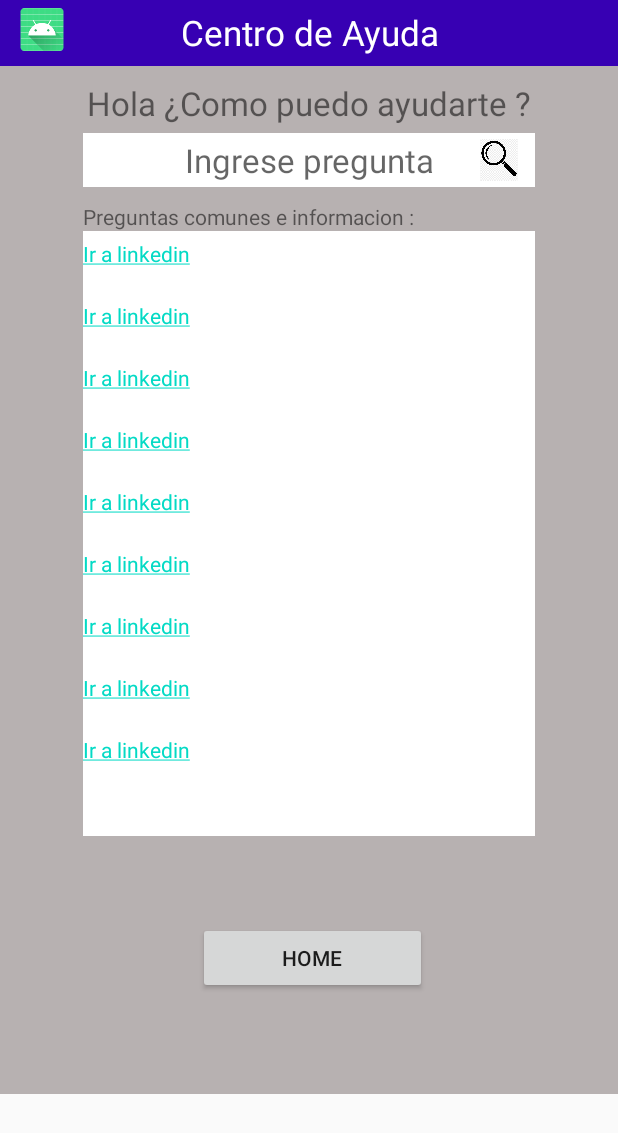
After one commit to equipo2ua/Reciclador, an Android app: the Centro_de_Ayuda screen opened directly, with no data from a screen before it, on a phone screen of 412 x 824 dp. The commit adds this screen. Shown: the top 1133 px of the screen. Run offline under Robolectric (Android 15) with nearby library versions, the phone set to English and light mode, and no system bars.

Commit message:
add activiti
Se agrego al proyecto dos nuevos activitis, el Centro de Ayuda y el perfil del recolector, ademas se agrego el campo del rut en el activiti de registrar Reciclador.

```diff
--- a/app/src/main/AndroidManifest.xml
+++ b/app/src/main/AndroidManifest.xml
@@ -9,7 +9,9 @@
         android:roundIcon="@mipmap/ic_launcher_round"
         android:supportsRtl="true"
         android:theme="@style/AppTheme">
-        <activity android:name=".VisualizarPerfil"></activity>
+        <activity android:name=".Centro_de_Ayuda"></activity>
+        <activity android:name=".Visualizar_Perfil_Recolector" />
+        <activity android:name=".VisualizarPerfil" />
         <activity android:name=".CrearSolicitudRecoleccion" />
         <activity android:name=".NewPassword" />
         <activity android:name=".RecoverAccount" />
--- /dev/null
+++ b/app/src/main/java/com/example/reciclador/Centro_de_Ayuda.java
@@ -0,0 +1,14 @@
+package com.example.reciclador;
+
+import androidx.appcompat.app.AppCompatActivity;
+
+import android.os.Bundle;
+
+public class Centro_de_Ayuda extends AppCompatActivity {
+
+    @Override
+    protected void onCreate(Bundle savedInstanceState) {
+        super.onCreate(savedInstanceState);
+        setContentView(R.layout.activity_centro_de__ayuda);
+    }
+}
--- a/app/src/main/java/com/example/reciclador/MainActivity.java
+++ b/app/src/main/java/com/example/reciclador/MainActivity.java
@@ -11,7 +11,7 @@ public class MainActivity extends AppCompatActivity {
     @Override
     protected void onCreate(Bundle savedInstanceState) {
         super.onCreate(savedInstanceState);
-        setContentView(R.layout.activity_registro_usuario);
+        setContentView(R.layout.activity_main);
     }
     public void onclicInisioSesion(View view){
         Intent siguiente = new Intent(this, InicioSesion.class);
--- /dev/null
+++ b/app/src/main/res/layout/activity_centro_de__ayuda.xml
@@ -0,0 +1,230 @@
+<?xml version="1.0" encoding="utf-8"?>
+<androidx.constraintlayout.widget.ConstraintLayout xmlns:android="http://schemas.android.com/apk/res/android"
+    xmlns:app="http://schemas.android.com/apk/res-auto"
+    xmlns:tools="http://schemas.android.com/tools"
+    android:layout_width="match_parent"
+    android:layout_height="match_parent"
+    tools:context=".RegistroUsuario">
+
+    <RelativeLayout
+        android:layout_width="match_parent"
+        android:layout_height="wrap_content"
+        app:layout_constraintEnd_toEndOf="parent"
+        tools:ignore="MissingConstraints"
+        android:id="@+id/RL1">
+
+        <RelativeLayout
+            android:id="@+id/RL2"
+            android:layout_width="match_parent"
+            android:layout_height="44dp">
+
+            <TextView
+                android:id="@+id/TV1"
+                android:layout_width="match_parent"
+                android:layout_height="wrap_content"
+                android:height="45dp"
+                android:background="@color/colorPrimaryDark"
+                android:gravity="center_vertical|center_horizontal"
+                android:text="@string/CentroAyuda"
+                android:textColor="@color/colorBlanco"
+                android:textSize="23sp" />
+
+            <ImageView
+                android:layout_width="40dp"
+                android:layout_height="35dp"
+                android:layout_alignLeft="@id/TV1"
+                android:layout_alignParentStart="true"
+                android:layout_alignParentTop="true"
+                android:layout_alignParentEnd="true"
+                android:layout_alignParentBottom="true"
+                android:layout_marginStart="0dp"
+                android:layout_marginLeft="15dp"
+                android:layout_marginTop="5dp"
+                android:layout_marginEnd="356dp"
+                android:layout_marginBottom="10dp"
+                android:contentDescription="@string/Icono"
+                android:src="@mipmap/ic_launcher" />
+        </RelativeLayout>
+
+        <ScrollView
+            android:id="@+id/SV1"
+            android:layout_width="match_parent"
+            android:layout_height="match_parent"
+            android:orientation="vertical"
+            android:layout_below="@+id/RL2"
+            app:layout_constraintTop_toTopOf="parent">
+
+            <RelativeLayout
+                android:layout_width="match_parent"
+                android:layout_height="685dp"
+                android:id="@+id/RL3"
+                android:paddingBottom="10dp"
+                android:background="@color/PlomoClaro">
+                <TextView
+                    android:id="@+id/TV2"
+                    android:layout_width="wrap_content"
+                    android:layout_height="wrap_content"
+                    android:textSize="22sp"
+                    android:layout_centerHorizontal="true"
+                    android:paddingTop="10dp"
+                    android:paddingBottom="5dp"
+                    android:text="@string/TitleCentroAyuda">
+                </TextView>
+
+                <RelativeLayout
+                    android:id="@+id/rl4"
+                    android:paddingRight="55sp"
+                    android:paddingLeft="55dp"
+                    android:layout_width="match_parent"
+                    android:layout_height="match_parent"
+                    android:layout_below="@+id/TV2">
+
+                    <EditText
+                        android:id="@+id/et1"
+                        android:layout_width="match_parent"
+                        android:layout_height="match_parent"
+                        android:autofillHints=""
+                        android:background="@drawable/efect_et2"
+                        android:backgroundTint="@color/colorBlanco"
+                        android:gravity="center_horizontal"
+                        android:hint="@string/txtayuda"
+                        android:inputType="text"
+                        android:padding="3dp"
+                        android:textColor="@color/colorNegro"
+                        android:textSize="22sp">
+
+                    </EditText>
+
+                    <ImageView
+                        android:layout_width="33dp"
+                        android:layout_height="28dp"
+                        android:layout_alignRight="@+id/et1"
+                        android:layout_marginRight="7dp"
+                        android:src="@drawable/lupa"
+                        android:layout_centerVertical="true"
+                        android:contentDescription="@string/Icono">
+
+                    </ImageView>
+                </RelativeLayout>
+
+                <RelativeLayout
+                    android:id="@+id/RL5"
+                    android:layout_width="match_parent"
+                    android:layout_height="wrap_content"
+                    android:layout_below="@+id/rl4"
+                    android:paddingLeft="55dp"
+                    android:paddingRight="55dp"
+                    android:backgroundTint="@color/colorBlanco"
+                    android:paddingTop="10dp">
+
+                    <TextView
+                        android:layout_width="match_parent"
+                        android:layout_height="match_parent"
+                        android:gravity="start"
+                        android:id="@+id/tvc1"
+                        android:text="@string/Sugerencias"
+                        android:paddingBottom="14dp"
+                        >
+
+                    </TextView>
+
+                    <LinearLayout
+                        android:layout_width="633dp"
+                        android:layout_height="403dp"
+                        android:layout_below="@id/tvc1"
+                        android:layout_marginTop="-14dp"
+                        android:background="@color/colorBlanco"
+                        android:backgroundTint="@color/colorBlanco"
+                        android:orientation="vertical">
+
+                        <TextView
+                            android:layout_width="match_parent"
+                            android:layout_height="wrap_content"
+                            android:paddingTop="5dp"
+                            android:paddingBottom="22dp"
+                            style="@style/CardView"
+                            android:text="@string/Linkedin"></TextView>
+
+                        <TextView
+                            android:layout_width="match_parent"
+                            android:layout_height="wrap_content"
+                            android:paddingBottom="22dp"
+                            style="@style/CardView"
+                            android:text="@string/Linkedin"></TextView>
+
+                        <TextView
+                            android:layout_width="match_parent"
+                            android:layout_height="wrap_content"
+                            android:paddingBottom="22dp"
+                            style="@style/CardView"
+                            android:text="@string/Linkedin"></TextView>
+
+                        <TextView
+                            android:layout_width="match_parent"
+                            android:layout_height="wrap_content"
+                            android:paddingBottom="22dp"
+                            style="@style/CardView"
+                            android:text="@string/Linkedin"></TextView>
+
+                        <TextView
+                            android:layout_width="match_parent"
+                            android:layout_height="wrap_content"
+                            android:paddingBottom="22dp"
+                            style="@style/CardView"
+                            android:text="@string/Linkedin"></TextView>
+
+                        <TextView
+                            android:layout_width="match_parent"
+                            android:layout_height="wrap_content"
+                            android:paddingBottom="22dp"
+                            style="@style/CardView"
+                            android:text="@string/Linkedin"></TextView>
+
+                        <TextView
+                            android:layout_width="match_parent"
+                            android:layout_height="wrap_content"
+                            android:paddingBottom="22dp"
+                            style="@style/CardView"
+                            android:text="@string/Linkedin"></TextView>
+
+                        <TextView
+                            android:layout_width="match_parent"
+                            android:layout_height="wrap_content"
+                            android:paddingBottom="22dp"
+                            style="@style/CardView"
+                            android:text="@string/Linkedin"></TextView>
+
+                        <TextView
+                            android:layout_width="match_parent"
+                            android:layout_height="wrap_content"
+                            android:paddingBottom="22dp"
+                            style="@style/CardView"
+                            android:text="@string/Linkedin"></TextView>
+
+
+                    </LinearLayout>
+                </RelativeLayout>
+
+                <Button
+                    android:id="@+id/bt1"
+                    android:layout_width="150dp"
+                    android:layout_height="wrap_content"
+                    android:layout_below="@id/RL5"
+                    android:layout_alignParentStart="true"
+                    android:layout_alignParentEnd="true"
+                    android:layout_marginTop="57dp"
+                    android:layout_marginStart="132dp"
+                    android:layout_marginEnd="127dp"
+                    android:gravity="center_horizontal|center_vertical"
+                    android:text="@string/Home">
+
+                </Button>
+            </RelativeLayout>
+
+
+
+
+
+        </ScrollView>
+    </RelativeLayout>
+</androidx.constraintlayout.widget.ConstraintLayout>
--- a/app/src/main/res/layout/home.xml
+++ b/app/src/main/res/layout/home.xml
@@ -95,7 +95,6 @@
                     android:layout_width="wrap_content"
                     android:layout_height="wrap_content"
                     android:layout_weight="1"
-                    android:background="@drawable/boton_redondo"
                     android:text="Button" />
 
                 <Button
--- a/app/src/main/res/values/strings.xml
+++ b/app/src/main/res/values/strings.xml
@@ -45,4 +45,15 @@
     <string name="NumeroTe">Numero Teléfono : </string>
     <string name="Correo">Correo Electronico :</string>
     <string name="vacio">       </string>
+    <string name="CentroAyuda">Centro de Ayuda</string>
+    <string name="Icono">Icono</string>
+    <string name="TitleCentroAyuda"> Hola ¿Como puedo ayudarte ?</string>
+    <string name="txtayuda">Ingrese pregunta</string>
+    <string name="Sugerencias">Preguntas comunes e informacion :</string>
+    <string name="Home">Home</string>
+    <string name="PerfilRecolector">Perfil Recolector</string>
+    <string name="Numero_pedidos">Numero de pedidos termiandos:</string>
+    <string name="Rut">Rut:</string>
+    <string name="Linkedin"><a href="http://www.bla.com">Ir a linkedin</a></string>
+
 </resources>
--- a/app/src/main/res/values/styles.xml
+++ b/app/src/main/res/values/styles.xml
@@ -1,6 +1,6 @@
 <resources>
     <!-- Base application theme. -->
-    <style name="AppTheme" parent="Theme.AppCompat.Light.DarkActionBar">
+    <style name="AppTheme" parent="Theme.AppCompat.Light.NoActionBar">
         <!-- Customize your theme here. -->
         <item name="colorPrimary">@color/colorPrimary</item>
         <item name="colorPrimaryDark">@color/colorPrimaryDark</item>
```
Also changed, not shown: app/src/main/java/com/example/reciclador/Visualizar_Perfil_Recolector.java (added, +14 -0 lines), app/src/main/res/layout/activity_registro_usuario.xml (+16 -2 lines), app/src/main/res/layout/activity_visualizar__perfil__recolector.xml (added, +150 -0 lines), app/src/main/res/drawable/lupa.png (added).
